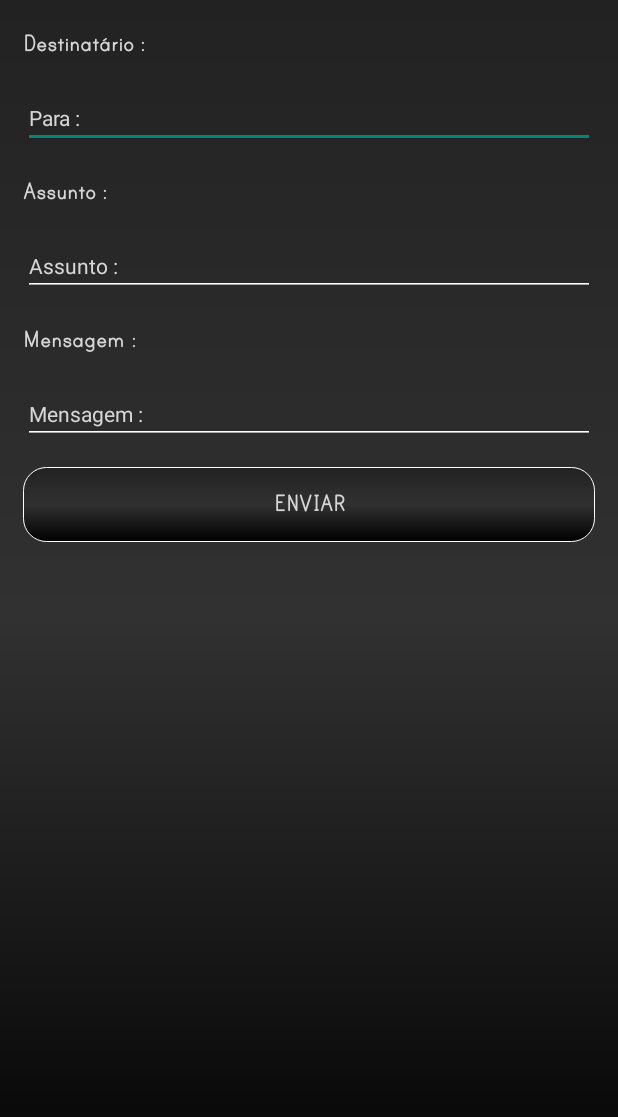
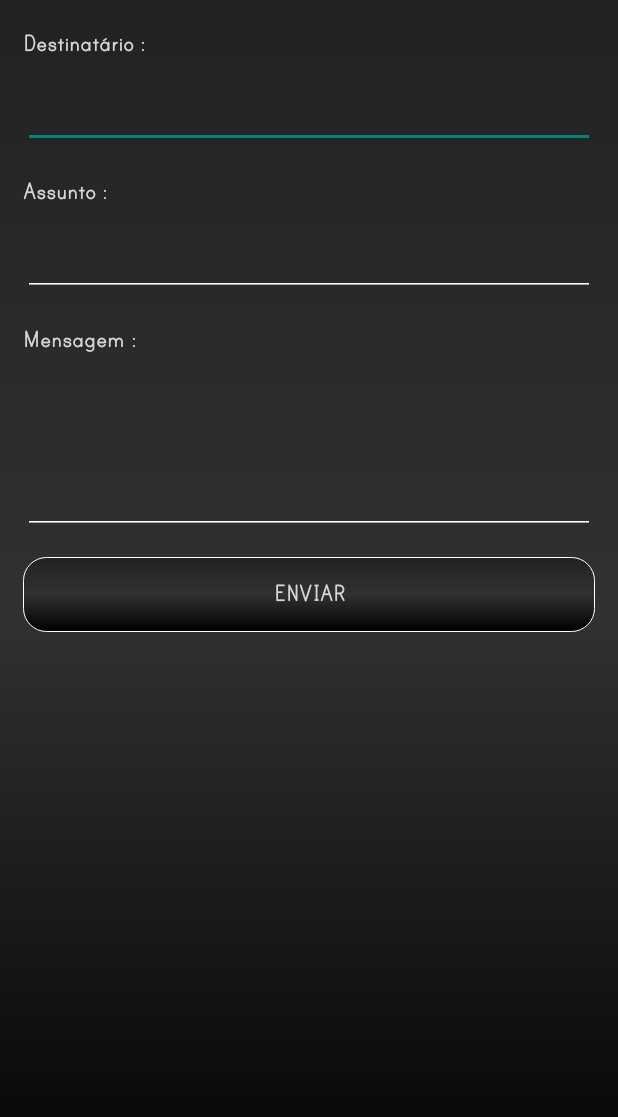
Before and after one commit to ValmirBP/AppSendEmail, an Android app: the screen it shows after launch (MainActivity), on a phone screen of 412 x 824 dp. Shown: the top 1117 px of the screen. Run offline under Robolectric (Android 15) with nearby library versions, the phone set to English and light mode, and no system bars.

Commit message:
unnecessary hints deleted

```diff
--- a/app/src/main/res/layout/content_main.xml
+++ b/app/src/main/res/layout/content_main.xml
@@ -25,7 +25,6 @@
         android:layout_marginLeft="15dp"
         android:layout_marginTop="20dp"
         android:layout_marginRight="15dp"
-        android:hint="@string/to"
         android:textSize="14sp"
         android:inputType="textEmailAddress"
         android:textColor="@color/textColor"
@@ -51,7 +50,6 @@
         android:layout_marginLeft="15dp"
         android:layout_marginTop="20dp"
         android:layout_marginRight="15dp"
-        android:hint="@string/Sub"
         android:textSize="14sp"
         android:inputType="textAutoCorrect"
         android:textColorHint="@color/textColor"
@@ -72,14 +70,12 @@
     <EditText
         android:id="@+id/edtMsg"
         android:layout_width="match_parent"
-        android:layout_height="wrap_content"
+        android:layout_height="100dp"
         android:layout_below="@id/txtMsg"
         android:layout_marginLeft="15dp"
         android:layout_marginTop="20dp"
         android:layout_marginRight="15dp"
-        android:hint="@string/Msg"
         android:gravity="left"
-        android:lines="3"
         android:textSize="14sp"
         android:inputType="textPersonName"
         android:textColor="@color/textColor"
```
